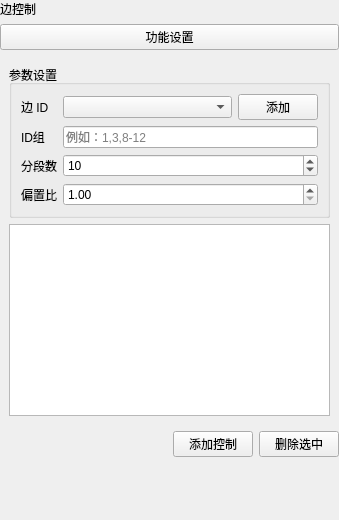
This is plugins/Base_Mesh/MeshEdgeControlWidget.ui in asd977/base_cae as Qt 5 draws it before an edit. The edited form follows.
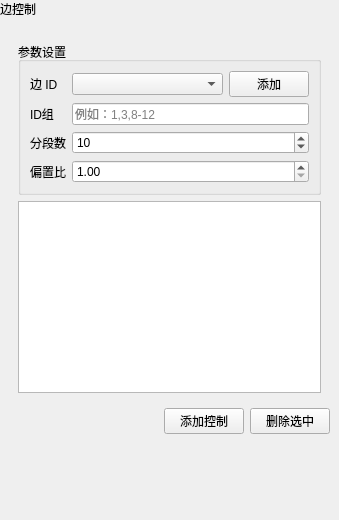
This is the edited form. Custom widgets are drawn as their Qt base class.

What changed in the file:
```diff
--- a/plugins/Base_Mesh/MeshEdgeControlWidget.ui
+++ b/plugins/Base_Mesh/MeshEdgeControlWidget.ui
@@ -34,12 +34,22 @@
     </widget>
    </item>
    <item>
-    <widget class="QPushButton" name="sectionTitleButton">
-     <property name="text">
-      <string>功能设置</string>
+    <layout class="QVBoxLayout" name="contentLayout">
+     <property name="leftMargin">
+      <number>9</number>
      </property>
-    </widget>
-   </item>
+     <property name="topMargin">
+      <number>9</number>
+     </property>
+     <property name="rightMargin">
+      <number>9</number>
+     </property>
+     <property name="bottomMargin">
+      <number>9</number>
+     </property>
+     <property name="spacing">
+      <number>6</number>
+     </property>
    <item>
     <widget class="QWidget" name="widget" native="true">
      <layout class="QVBoxLayout" name="verticalLayout_2">
@@ -60,6 +70,12 @@
            <property name="value">
             <number>10</number>
            </property>
+             <property name="minimumSize">
+              <size>
+               <width>10</width>
+               <height>0</height>
+              </size>
+             </property>
           </widget>
          </item>
          <item row="4" column="0">
@@ -74,6 +90,12 @@
            <property name="placeholderText">
             <string>例如：1,3,8-12</string>
            </property>
+             <property name="minimumSize">
+              <size>
+               <width>10</width>
+               <height>0</height>
+              </size>
+             </property>
           </widget>
          </item>
          <item row="5" column="0">
@@ -100,6 +122,12 @@
            <property name="value">
             <double>1.000000000000000</double>
            </property>
+             <property name="minimumSize">
+              <size>
+               <width>10</width>
+               <height>0</height>
+              </size>
+             </property>
           </widget>
          </item>
          <item row="2" column="0">
@@ -118,7 +146,14 @@
          <item row="2" column="1">
           <layout class="QHBoxLayout" name="horizontalLayout">
            <item>
-            <widget class="CustomComboBox" name="cmbEntity"/>
+              <widget class="CustomComboBox" name="cmbEntity">
+               <property name="minimumSize">
+                <size>
+                 <width>10</width>
+                 <height>0</height>
+                </size>
+               </property>
+              </widget>
            </item>
            <item>
             <widget class="QPushButton" name="btnAppendEntity">
@@ -146,7 +181,17 @@
        </widget>
       </item>
       <item>
-       <widget class="QTableWidget" name="tableControls"/>
+         <widget class="QTableWidget" name="tableControls">
+          <attribute name="horizontalHeaderStretchLastSection">
+           <bool>true</bool>
+          </attribute>
+          <property name="minimumSize">
+           <size>
+            <width>10</width>
+            <height>0</height>
+           </size>
+          </property>
+         </widget>
       </item>
      </layout>
     </widget>
@@ -196,6 +241,8 @@
     </spacer>
    </item>
   </layout>
+   </item>
+  </layout>
  </widget>
  <customwidgets>
   <customwidget>
```
Left out of the diff: 14 changed lines with no effect on the pictures. Lines whose indentation alone changed are shown as unchanged.
